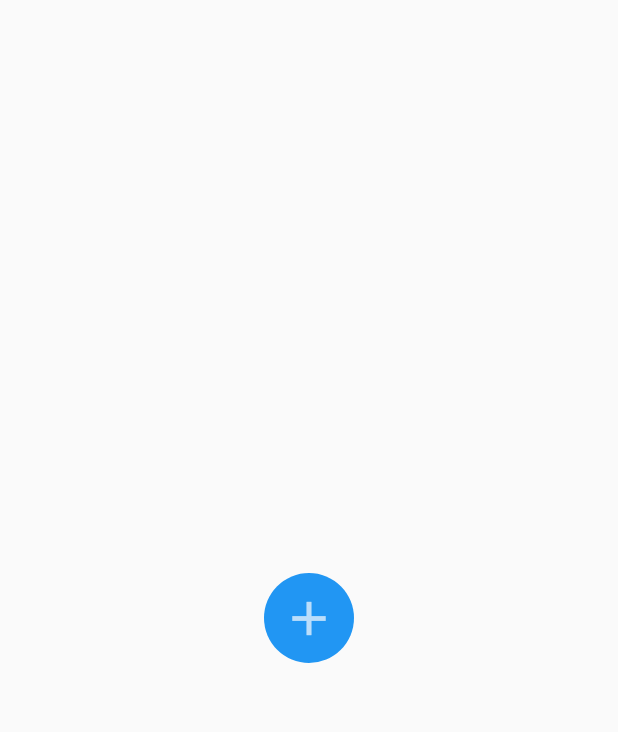
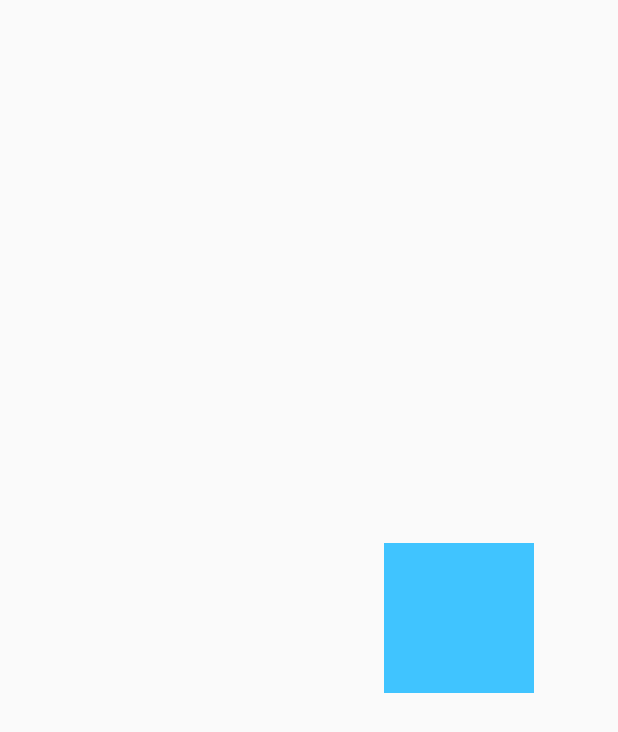
Before and after one commit to fadi-flutter/Flutter-Animation, a Flutter app: the screen it shows after launch, on a phone screen of 412 x 824 dp. Shown: the top 732 px of the screen. Run offline on Flutter 3.47's test engine with Material 2 defaults, Android fonts, the phone set to English and light mode, and no system bars.

Commit message:
tried differenet animations

```diff
--- a/lib/heart_animation.dart
+++ b/lib/heart_animation.dart
@@ -64,8 +64,3 @@ class _HeartAnimationState extends State<HeartAnimation>
     );
   }
 }
-
-enum AnimatonStatusEnum {
-  forward,
-  reverse,
-}
--- a/lib/main.dart
+++ b/lib/main.dart
@@ -1,6 +1,6 @@
 import 'package:flutter/material.dart';
 
-import 'transition_animation.dart';
+import 'text_animation.dart';
 
 void main() {
   runApp(const MyApp());
@@ -14,7 +14,7 @@ class MyApp extends StatelessWidget {
     return MaterialApp(
       debugShowCheckedModeBanner: false,
       theme: ThemeData.light(),
-      home: const Page1(),
+      home: const TypewriterAnimation(),
     );
   }
 }
--- a/lib/text_animation.dart
+++ b/lib/text_animation.dart
@@ -1,15 +1,56 @@
+// ignore_for_file: sized_box_for_whitespace
+
 import 'package:flutter/material.dart';
 
-class TextAnimation extends StatefulWidget {
-  const TextAnimation({super.key});
+class TypewriterAnimation extends StatefulWidget {
+  const TypewriterAnimation({super.key});
 
   @override
-  State<TextAnimation> createState() => _TextAnimationState();
+  // ignore: library_private_types_in_public_api
+  _TypewriterAnimationState createState() => _TypewriterAnimationState();
 }
 
-class _TextAnimationState extends State<TextAnimation> {
+class _TypewriterAnimationState extends State<TypewriterAnimation>
+    with SingleTickerProviderStateMixin {
+  late AnimationController _controller;
+  // late Animation<Offset> _animation;
+  late Animation<AlignmentGeometry> _sizeAnimation;
+  double turns = 1;
+
+  @override
+  void initState() {
+    super.initState();
+
+    _controller = AnimationController(
+        vsync: this, duration: const Duration(milliseconds: 1000));
+    // _sizeAnimation = Tween<double>(begin: 0, end: 100).animate(_controller);
+    _sizeAnimation = Tween<AlignmentGeometry>(
+            begin: Alignment.bottomCenter, end: Alignment.topCenter)
+        .animate(_controller);
+    // _animation = Tween(begin: const Offset(0, -2), end: const Offset(0, 0))
+    //     .animate(_controller);
+  }
+
   @override
   Widget build(BuildContext context) {
-    return const Scaffold();
+    _controller.reset();
+    _controller.animateTo(1, curve: Curves.bounceOut);
+    return Scaffold(
+      body: Center(
+        child: AnimatedBuilder(
+          animation: _controller,
+          builder: (context, child) {
+            return FractionalTranslation(
+              translation: const Offset(1, 0),
+              child: Container(
+                color: Colors.lightBlueAccent,
+                height: 100,
+                width: 100,
+              ),
+            );
+          },
+        ),
+      ),
+    );
   }
 }
```
